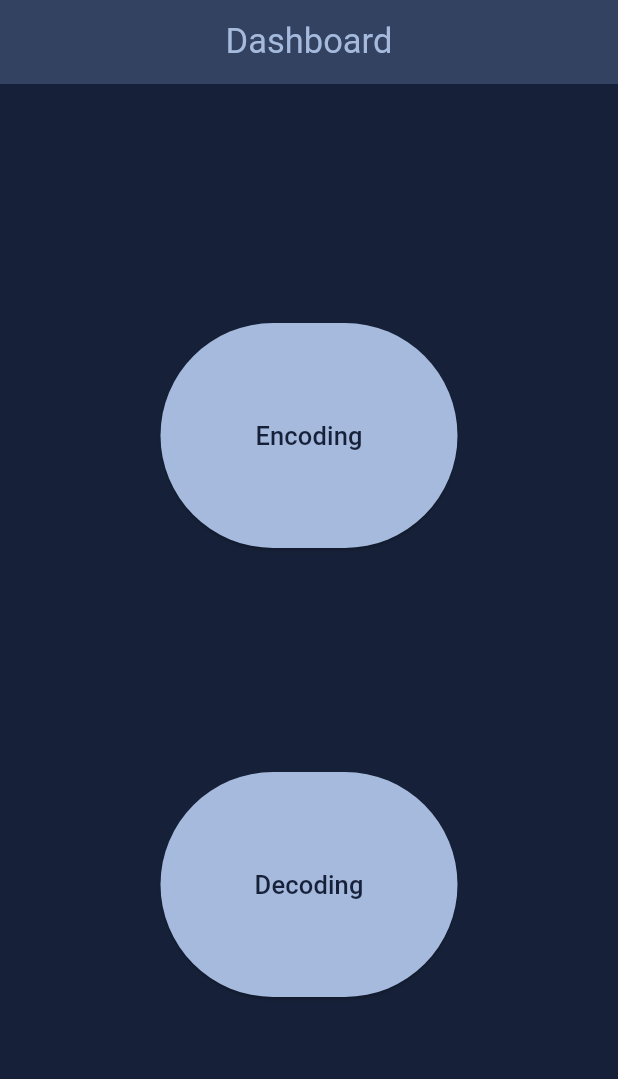
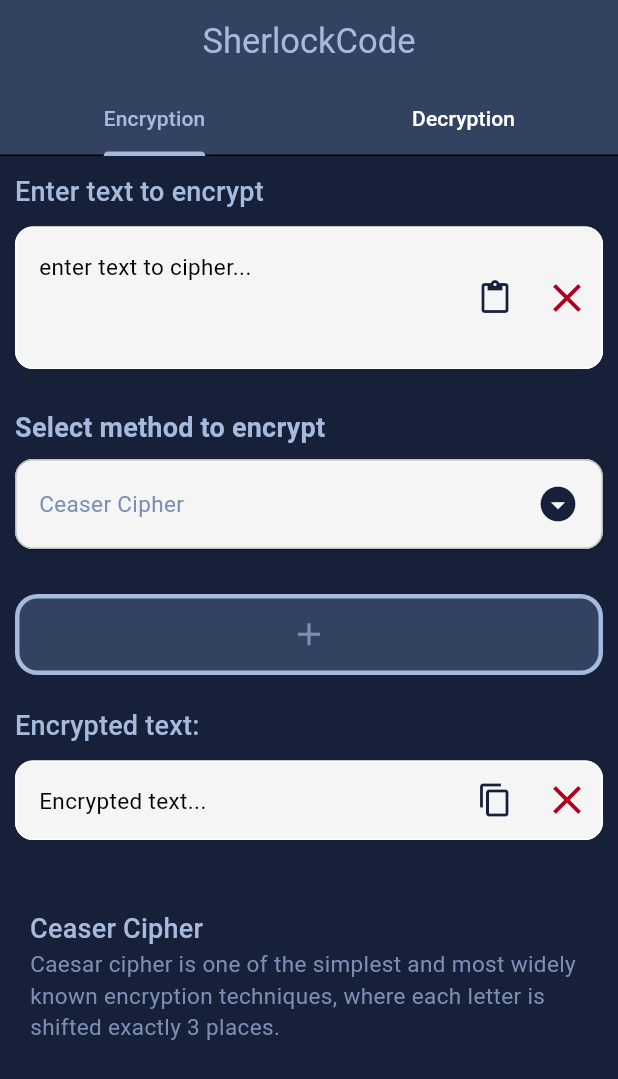
Before and after one commit to RishilJani/Cipher-Decoder, a Flutter app: the screen it shows after launch, on a phone screen of 412 x 824 dp. Shown: the top 1079 px of the screen. Run offline on Flutter 3.47's test engine with Material 3 defaults, Android fonts, the light colour scheme and no system bars; our stand-ins replace get.

Commit message:
Change encoding into encryption

```diff
--- a/lib/dashboard/dashboard.dart
+++ b/lib/dashboard/dashboard.dart
@@ -16,8 +16,8 @@
               mainAxisAlignment: MainAxisAlignment.center,
               children: [
                 customIconButton(
-                  onPressed: () { Get.toNamed(RT_ENCODING_VIEW); },
-                  child: const Text("Encoding", style: TextStyle(
+                  onPressed: () { Get.toNamed(RT_ENCRYPTION_VIEW); },
+                  child: const Text("Encryption", style: TextStyle(
                     fontSize: 17
                   ),)
                 ),
@@ -29,9 +29,9 @@
               children: [
                 customIconButton(
                     onPressed: (){
-                      Get.toNamed(RT_DECODING_VIEW);
+                      Get.toNamed(RT_DECRYPTION_VIEW);
                     },
-                    child: const Text("Decoding",style: TextStyle(
+                    child: const Text("Decryption",style: TextStyle(
                         fontSize: 17
                     ),)
                 ),
@@ -58,21 +58,3 @@
   }
 
 }
-
-/*
-Note:
-
-2 copy options : copy only cipher text || copy both plaintext and cipher text
-designing : jevi live karvani che evi
-
-
-ColorCode:
-(Light Mode)
-Bg color #E6E8FA
-primary color #09E88B
-
-(Dark Mode)
-BG color #292626
-primary #FFE100
-
-*/
--- /dev/null
+++ b/lib/encrypt_decrypt/dashboard_encrypt_decrypt.dart
@@ -0,0 +1,49 @@
+import 'package:cipher_decoder/utils/import_export.dart';
+// ignore: must_be_immutable
+class DashboardEncryptDecrypt extends StatelessWidget {
+  DashboardEncryptDecrypt({super.key});
+  EncryptionDecryptionOptionsController encodeDecodeOptionsController  = Get.put(EncryptionDecryptionOptionsController());
+
+  @override
+  Widget build(BuildContext context) {
+    return DefaultTabController(
+      length: 2,
+      child: Scaffold(
+        appBar: myAppBar(
+          title: APPLICATION_NAME,
+          context: context,
+          bottom: const TabBar(
+              tabs: [
+                Tab(text: "Encryption"),
+                Tab(text: "Decryption"),
+              ]
+          ),
+        ),
+        body: TabBarView(children: [
+          EncryptionView(),
+          DecryptionView(),
+        ]),
+      ),
+    );
+  }
+}
+
+/*
+Padding(
+      padding: const EdgeInsets.only(top: 18.0),
+      child: Column(
+        children: [
+          Row(
+            children: [
+              myTabs( title: "Encryption", index: 0 , context: context ),
+              myTabs( title: "Decryption", index: 1 , context: context),
+            ],
+          ),
+
+          Expanded(
+              child: selectedIndex == 0 ? encrypted : decrypted,
+          )
+        ],
+      ),
+    );
+ */
--- /dev/null
+++ b/lib/encrypt_decrypt/decryption/decryption_controller.dart
@@ -0,0 +1,42 @@
+import 'package:cipher_decoder/utils/import_export.dart';
+
+class DecryptionController {
+  TextEditingController plainTextController = TextEditingController();
+  TextEditingController cipherTextController = TextEditingController();
+  TextEditingController keyController = TextEditingController(text: '0');
+
+  String? decryptUsing({required EncryptionDecryptionMethods method, String? decrypt}) {
+    if (decrypt != null) {
+      return method.decrypt(cipherText: decrypt);
+    } else {
+      plainTextController.text = method.decrypt(cipherText: cipherTextController.text);
+      return null;
+    }
+  }
+
+  // String dynamicDescription({String? text1, String? text2}) {
+  //   text1 ??= cipherTextController.text;
+  //   text2 ??= plainTextController.text;
+  //
+  //   String ans = '';
+  //   int count = 0;
+  //   String ignore = "\n ";
+  //   var l1 = text1.split('');
+  //   var l2 = text2.split('');
+  //   for (int i = 0; i < l1.length; i++) {
+  //     if (i == 0) {
+  //       ans = "\ne.g.\n";
+  //     }
+  //     if (ignore.contains(l1[i])) {
+  //       continue;
+  //     }
+  //     if (count == 7) {
+  //       ans = "$ans...";
+  //       break;
+  //     }
+  //     ans = "$ans${l1[i]} -> ${l2[i]}\n";
+  //     count++;
+  //   }
+  //   return ans;
+  // }
+}
--- a/lib/decoding/decoding_view.dart
+++ b/lib/encrypt_decrypt/decryption/decryption_view.dart
@@ -1,19 +1,18 @@
 import 'package:cipher_decoder/utils/import_export.dart';
 
 // ignore: must_be_immutable
-class DecodingView extends StatelessWidget{
-  DecodingController decodingController = DecodingController();
-  EncodeDecodeOptionsController encodeDecodeOptionsController  = Get.put(EncodeDecodeOptionsController());
+class DecryptionView extends StatelessWidget{
+  DecryptionController decodingController = DecryptionController();
+  EncryptionDecryptionOptionsController encodeDecodeOptionsController = Get.find<EncryptionDecryptionOptionsController>();
 
   double height = 10;
   static const double fieldSpacing = 20.0;
 
-  DecodingView({super.key});
+  DecryptionView({super.key});
 
   @override
   Widget build(BuildContext context) {
     return Scaffold(
-      appBar: myAppBar(title: APPBAR_TITLE_DECODING , context: context),
       body: GestureDetector(
         onTap: () {
           FocusScope.of(context).unfocus();
@@ -27,7 +26,7 @@
               //region decoding
               myInputfield(
                 context: context,
-                textTitle: "Enter text to decode",
+                textTitle: "Enter text to decrypt",
                 hintText: 'enter text to decipher...',
                 controller: decodingController.cipherTextController,
                 minLines: 3,
@@ -47,19 +46,19 @@
 
               const SizedBox(height: fieldSpacing),
 
-              // region DecodedText
+              // region DecryptedText
               myInputfield(
                 context: context,
                 controller: decodingController.plainTextController,
-                textTitle: "Decoded text:",
-                hintText: "Decoded text...",
+                textTitle: "Decrypted text:",
+                hintText: "Decrypted text...",
                 readonly: true,
                 suffixIcon: IconButton(
                   onPressed: () {
                     copyText(decodingController.plainTextController.text);
                   },
                   icon: const Icon(Icons.copy),
-                  tooltip: "Copy decoded text only",
+                  tooltip: "Copy decrypted text",
                 ),
               ),
               const SizedBox(height: fieldSpacing * 1.5),
--- /dev/null
+++ b/lib/encrypt_decrypt/encryption/encryption_controller.dart
@@ -0,0 +1,17 @@
+import 'package:cipher_decoder/utils/import_export.dart';
+
+class EncryptionController extends GetxController {
+  TextEditingController plainTextController = TextEditingController();
+  TextEditingController cipherTextController = TextEditingController();
+  TextEditingController keyController = TextEditingController(text: '1');
+
+  String? encryptUsing({required EncryptionDecryptionMethods method, String? encrypt}) {
+    if (encrypt != null) {
+      return method.encrypt(plainText: encrypt);
+    } else {
+      cipherTextController.text = method.encrypt(plainText: plainTextController.text);
+      return null;
+    }
+  }
+
+}
--- a/lib/encoding/encoding_view.dart
+++ b/lib/encrypt_decrypt/encryption/encryption_view.dart
@@ -1,19 +1,17 @@
 import 'package:cipher_decoder/utils/import_export.dart';
-
 // ignore: must_be_immutable
-class EncodingView extends StatelessWidget{
-  EncodingController encodingController = EncodingController();
-  EncodeDecodeOptionsController encodeDecodeOptionsController  = Get.put(EncodeDecodeOptionsController());
+class EncryptionView extends StatelessWidget{
+  EncryptionController encodingController = EncryptionController();
+  EncryptionDecryptionOptionsController encodeDecodeOptionsController = Get.find<EncryptionDecryptionOptionsController>();
 
   double height = 10;
   static const double fieldSpacing = 20.0;
 
-  EncodingView({super.key});
+  EncryptionView({super.key});
 
   @override
   Widget build(BuildContext context) {
     return Scaffold(
-      appBar: myAppBar(title: APPBAR_TITLE_ENCODING, context: context),
       body: GestureDetector(
         onTap: (){
           FocusScope.of(context).unfocus();
@@ -24,10 +22,10 @@
           child: Column(
             crossAxisAlignment: CrossAxisAlignment.start,
             children: [
-              //region Encoding
+              //region Encryption
               myInputfield(
                   context: context,
-                  textTitle: "Enter text to encode",
+                  textTitle: "Enter text to encrypt",
                   hintText: 'enter text to cipher...',
                   controller: encodingController.plainTextController,
                   minLines: 3,
@@ -47,19 +45,19 @@
 
               const SizedBox(height: fieldSpacing),
 
-              // region EncodedText
+              // region Encrypted
               myInputfield(
                 context: context,
                 controller: encodingController.cipherTextController,
-                textTitle: "Encoded text:",
-                hintText: "Encoded text...",
+                textTitle: "Encrypted text:",
+                hintText: "Encrypted text...",
                 readonly: true,
                 suffixIcon: IconButton(
                   onPressed: () {
                     copyText(encodingController.cipherTextController.text);
                   },
                   icon: const Icon(Icons.copy),
-                  tooltip: "Copy cipher text",
+                  tooltip: "Copy encrypted text",
                 ),
               ),
               const SizedBox(height: fieldSpacing * 1.5),
--- /dev/null
+++ b/lib/encryption_decryption/encryption_decryption_functions.dart
@@ -0,0 +1,83 @@
+import 'package:cipher_decoder/utils/import_export.dart';
+
+Widget description({required context, required EncryptionDecryptionOptionsController controller}){
+  return Padding(
+    padding: const EdgeInsets.symmetric(horizontal: 10),
+    child: Column(
+      crossAxisAlignment: CrossAxisAlignment.start,
+      children: [
+        getDescriptionList(controller: controller,context: context),
+        Text(controller.desc.value)
+      ],
+    ),
+  );
+}
+
+Widget getDescriptionList({required EncryptionDecryptionOptionsController controller , context}){
+  final theme = Theme.of(context);
+  var textTheme = theme.textTheme;
+
+  return ListView.builder(
+    shrinkWrap: true,
+    itemCount: controller.options.length,
+    itemBuilder: (context, index) {
+      return Column(
+        crossAxisAlignment: CrossAxisAlignment.start,
+        children: [
+          Text(controller.options[index].title!, style: textTheme.titleMedium?.copyWith(fontSize: 18)),
+          Text(controller.options[index].description!, style: textTheme.bodyMedium,),
+          const SizedBox(height: 13,)
+        ],
+      );
+    },
+  );
+}
+
+String dynamicDescription({controller,String? text1, String? text2}) {
+  if(controller != null){
+    if(controller is EncryptionController){
+      text1 ??= controller.plainTextController.text;
+      text2 ??= controller.cipherTextController.text;
+    }
+    else{
+      text1 ??= controller.cipherTextController.text;
+      text2 ??= controller.plainTextController.text;
+    }
+  }
+
+  String ans = '';
+  int count = 0;
+  String ignore = "\n ";
+  var l1 = text1!.split('');
+  var l2 = text2!.split('');
+  for (int i = 0; i < l1.length; i++) {
+    if (i == 0) {
+      ans = "\ne.g.\n";
+    }
+    if (ignore.contains(l1[i])) {
+      continue;
+    }
+    if (count == 7) {
+      ans = "$ans...";
+      break;
+    }
+    ans = "$ans${l1[i]} -> ${l2[i]}\n";
+    count++;
+  }
+  return ans;
+}
+
+
+List<EncryptionDecryptionMethods> _encryptionDecryptionMethods = [];
+
+List<EncryptionDecryptionMethods> get encryptionDecryptionMethods {
+  if(_encryptionDecryptionMethods.isEmpty){
+    for (EncryptionDecryptionTypes element in EncryptionDecryptionTypes.values) {
+      if(element == EncryptionDecryptionTypes.Ceaser_Cipher){ _encryptionDecryptionMethods.add(CeaseCipher());}
+      else if(element == EncryptionDecryptionTypes.Atbash_Cipher){ _encryptionDecryptionMethods.add(AtbashCipher());}
+      else if(element == EncryptionDecryptionTypes.Mono_Alphabatic_Cipher){ _encryptionDecryptionMethods.add(MonoAlphabaticCipher(key: 1));}
+      else if(element == EncryptionDecryptionTypes.Rail_Fence_Cipher){ _encryptionDecryptionMethods.add(RailFenceCipher(key: 1));}
+    }
+  }
+  return _encryptionDecryptionMethods;
+}
--- a/lib/encode_decode/encode_decode_options.dart
+++ b/lib/encryption_decryption/encryption_decryption_options.dart
@@ -1,14 +1,14 @@
 import 'package:cipher_decoder/utils/import_export.dart';
 
 // ignore:must_be_immutable
-class EncodeDecodeOptions extends StatelessWidget {
+class EncryptionDecryptionOptions extends StatelessWidget {
   final dynamic controller;
   int? index;
-  EncodeDecodeOptionsController encodeDecodeOptionsController = Get.find<EncodeDecodeOptionsController>();
+  EncryptionDecryptionOptionsController encodeDecodeOptionsController = Get.find<EncryptionDecryptionOptionsController>();
   String txt = '';
 
-  EncodeDecodeOptions({super.key, required this.controller, this.index}){
-    txt = 'Select method to ${controller is EncodingController ? 'encode' : 'decode'}';
+  EncryptionDecryptionOptions({super.key, required this.controller, this.index}){
+    txt = 'Select method to ${controller is EncryptionController ? 'encrypt' : 'decrypt'}';
   }
 
   double fieldSpacing = 20.0;
@@ -130,7 +130,7 @@
           crossAxisSpacing: 8,
           mainAxisSpacing: 9,
           childAspectRatio: 3 / 1,
-          children: encodeDecodeMethods.map((method) {
+          children: encryptionDecryptionMethods.map((method) {
             return Container(
               padding: const EdgeInsets.all(6),
               decoration: BoxDecoration(
--- a/lib/utils/app_routes.dart
+++ b/lib/utils/app_routes.dart
@@ -1,23 +1,29 @@
+import 'package:cipher_decoder/encrypt_decrypt/dashboard_encrypt_decrypt.dart';
 import 'package:cipher_decoder/utils/import_export.dart';
 
 class AppRoutes{
   AppRoutes._();
-  static String initial = RT_DASHBOARD;
+  static String initial = RT_DASHBOARD_ENCRYPT_DECRYPT;
 
   static List<GetPage> routes = [
+    GetPage(
+        name: RT_DASHBOARD_ENCRYPT_DECRYPT,
+        page: () => DashboardEncryptDecrypt()
+    ),
+
     GetPage(
         name: RT_DASHBOARD,
         page: ()=> const Dashboard()
     ),
 
     GetPage(
-      name:RT_ENCODING_VIEW,
-      page: () => EncodingView(),
+      name:RT_ENCRYPTION_VIEW,
+      page: () => EncryptionView(),
     ),
 
     GetPage(
-        name: RT_DECODING_VIEW,
-        page: () => DecodingView()
+        name: RT_DECRYPTION_VIEW,
+        page: () => DecryptionView()
     )
   ];
 }
--- a/lib/utils/common_functions.dart
+++ b/lib/utils/common_functions.dart
@@ -2,7 +2,7 @@
 
 
 // custom Appbar
-AppBar myAppBar({required String title, context}) {
+AppBar myAppBar({ String title = '',required context, bottom}) {
   final theme = Theme.of(context);
   final textTheme = theme.textTheme;
   return AppBar(
@@ -11,6 +11,7 @@
       style: textTheme.titleLarge
     ),
     centerTitle: true,
+    bottom: bottom,
   );
 }
 
@@ -112,8 +113,8 @@
 
 // clear Icon button
 Widget clearIconButton({TextEditingController? controller , TextEditingController? optional , encodeDecodeController}){
-  EncodeDecodeOptionsController? encodeDecodeOptionsController;
-  try{ encodeDecodeOptionsController = Get.find<EncodeDecodeOptionsController>();}
+  EncryptionDecryptionOptionsController? encodeDecodeOptionsController;
+  try{ encodeDecodeOptionsController = Get.find<EncryptionDecryptionOptionsController>();}
   catch(e){ encodeDecodeOptionsController  = null; }
   return IconButton(
     onPressed:  () {
@@ -129,7 +130,7 @@
 }
 
 Widget addOptionButton({ controller }){
-  EncodeDecodeOptionsController encodeDecodeOptionsController = Get.find<EncodeDecodeOptionsController>();
+  EncryptionDecryptionOptionsController encodeDecodeOptionsController = Get.find<EncryptionDecryptionOptionsController>();
   return Container(
     decoration: BoxDecoration(
       color: darkElevatedSurface,
--- a/lib/utils/import_export.dart
+++ b/lib/utils/import_export.dart
@@ -1,8 +1,6 @@
 export 'package:flutter/material.dart';
 export 'package:flutter/services.dart';
 export 'package:get/get.dart';
-
-export 'package:cipher_decoder/encode_decode/encode_decode_functions.dart';
 
 export 'package:cipher_decoder/utils/string_constants.dart';
 export 'package:cipher_decoder/utils/app_routes.dart';
@@ -11,12 +9,15 @@
 
 export 'package:cipher_decoder/dashboard/dashboard.dart';
 
-export 'package:cipher_decoder/encoding/encoding_controller.dart';
-export 'package:cipher_decoder/encoding/encoding_view.dart';
+export 'package:cipher_decoder/encrypt_decrypt/dashboard_encrypt_decrypt.dart';
 
-export 'package:cipher_decoder/decoding/decoding_controller.dart';
-export 'package:cipher_decoder/decoding/decoding_view.dart';
+export 'package:cipher_decoder/encrypt_decrypt/decryption/decryption_controller.dart';
+export 'package:cipher_decoder/encrypt_decrypt/decryption/decryption_view.dart';
 
-export 'package:cipher_decoder/encode_decode/encode_decode_methods.dart';
-export 'package:cipher_decoder/encode_decode/encode_decode_options.dart';
-export 'package:cipher_decoder/encode_decode/encode_decode_options_controller.dart';
+export 'package:cipher_decoder/encrypt_decrypt/encryption/encryption_controller.dart';
+export 'package:cipher_decoder/encrypt_decrypt/encryption/encryption_view.dart';
+
+export 'package:cipher_decoder/encryption_decryption/encryption_decryption_methods.dart';
+export 'package:cipher_decoder/encryption_decryption/encryption_decryption_options.dart';
+export 'package:cipher_decoder/encryption_decryption/encryption_decryption_options_controller.dart';
+export 'package:cipher_decoder/encryption_decryption/encryption_decryption_functions.dart';
--- a/lib/utils/string_constants.dart
+++ b/lib/utils/string_constants.dart
@@ -1,17 +1,20 @@
 // ignore_for_file: constant_identifier_names
+
+const String APPLICATION_NAME = "SherlockCode";
 
 // region AppBar title
 const String APPBAR_TITLE_DASHBOARD = "Dashboard";
+const String APPBAR_TITLE_ENCRYPTION = "Encryption";
+const String APPBAR_TITLE_DECRYPTION = "DECRYPTION";
 const String APPBAR_TITLE_ENCODING = "Encoding";
 const String APPBAR_TITLE_DECODING = "Decoding";
 // endregion
 
-// region Encoding Methods
+// region Encryption Methods
 const String EN_CEASER_CIPHER = "Ceaser Cipher";
 const String EN_ATBASH_CIPHER = "Atbash Cipher";
 const String EN_MONO_ALPHABATIC = "Mono Alphabatic";
 const String EN_RAIL_FENCE = "Rail Fence";
-
 
 const String CEASER_CIPHER_DESC = "Caesar cipher is one of the simplest and most widely known encryption techniques, where each letter is shifted exactly 3 places.";
 const String ATBASH_CIPHER_DESC = "The Atbash cipher is a particular type of monoalphabetic cipher formed by taking the alphabet and mapping it to its reverse, so that the first letter becomes the last letter, the second letter becomes the second to last letter, and so on.";
@@ -20,7 +23,7 @@
 // endregion
 
 // region enum
-enum EncodeDecodeTypes {
+enum EncryptionDecryptionTypes {
   Ceaser_Cipher,
   Atbash_Cipher,
   Mono_Alphabatic_Cipher,
@@ -28,8 +31,10 @@
 }
 // endregion
 
+
 // region Routes
 const String RT_DASHBOARD = "/dashboard";
-const String RT_ENCODING_VIEW = "/encoding_view";
-const String RT_DECODING_VIEW = "/decoding_views";
+const String RT_DASHBOARD_ENCRYPT_DECRYPT = "/dashboard_encrypt_decrypt";
+const String RT_ENCRYPTION_VIEW = "/encryption_view";
+const String RT_DECRYPTION_VIEW = "/decryption_views";
 // endregion
```
Also changed, not shown: lib/decoding/decoding_controller.dart (deleted, +0 -42 lines), lib/encode_decode/encode_decode_functions.dart (deleted, +0 -67 lines), lib/encoding/encoding_controller.dart (deleted, +0 -42 lines), lib/encryption_decryption/encryption_decryption_methods.dart (renamed from lib/encode_decode/encode_decode_methods.dart, +21 -38 lines), lib/encryption_decryption/encryption_decryption_options_controller.dart (renamed from lib/encode_decode/encode_decode_options_controller.dart, +20 -20 lines), lib/main.dart (+1 -25 lines).
